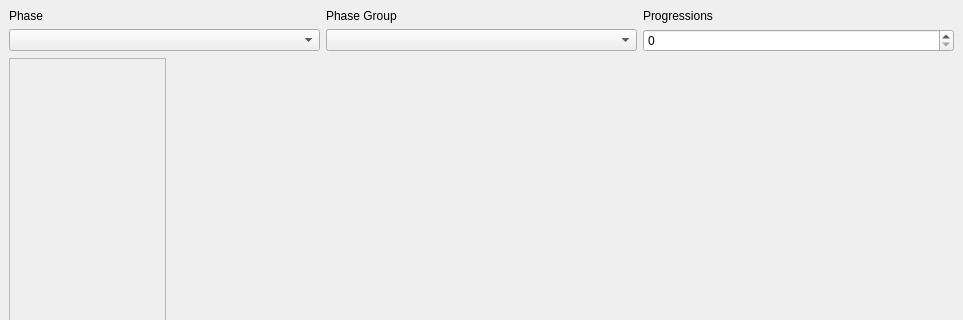
The window that src/layout/TSHBracket.ui (joaorb64/TournamentStreamHelper) describes before a commit, drawn with Qt 5; both pictures show x 0 to 963 and y 0 to 320 of the 963 by 616 pixel window.
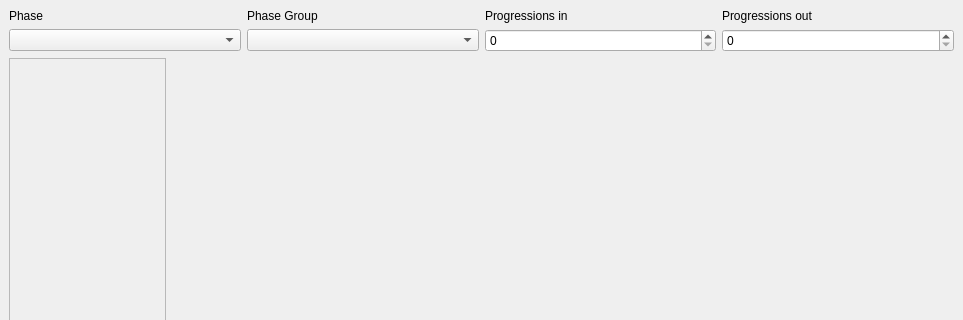
The same window after the commit.

Patch:
```diff
--- a/src/layout/TSHBracket.ui
+++ b/src/layout/TSHBracket.ui
@@ -77,12 +77,32 @@
            </sizepolicy>
           </property>
           <property name="text">
-           <string>Progressions</string>
+           <string>Progressions in</string>
           </property>
          </widget>
         </item>
         <item>
-         <widget class="QSpinBox" name="numProgressions"/>
+         <widget class="QSpinBox" name="progressionsIn"/>
+        </item>
+       </layout>
+      </item>
+      <item>
+       <layout class="QVBoxLayout" name="verticalLayout_2">
+        <item>
+         <widget class="QLabel" name="label_4">
+          <property name="sizePolicy">
+           <sizepolicy hsizetype="Preferred" vsizetype="Maximum">
+            <horstretch>0</horstretch>
+            <verstretch>0</verstretch>
+           </sizepolicy>
+          </property>
+          <property name="text">
+           <string>Progressions out</string>
+          </property>
+         </widget>
+        </item>
+        <item>
+         <widget class="QSpinBox" name="progressionsOut"/>
         </item>
        </layout>
       </item>
```
